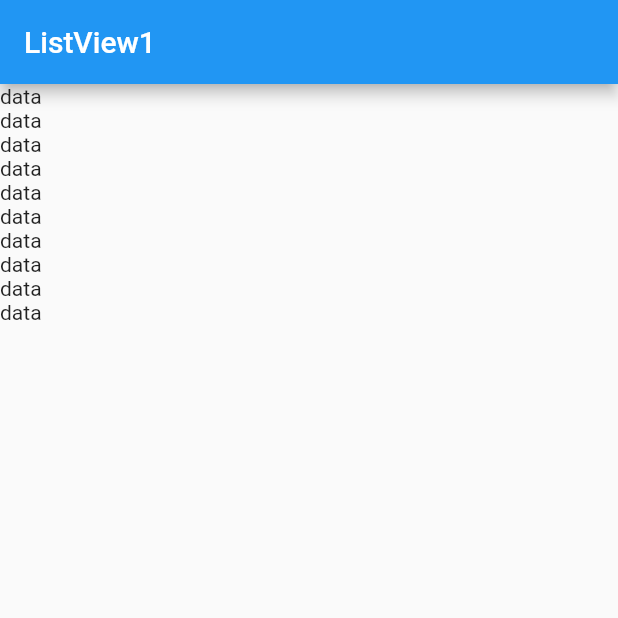
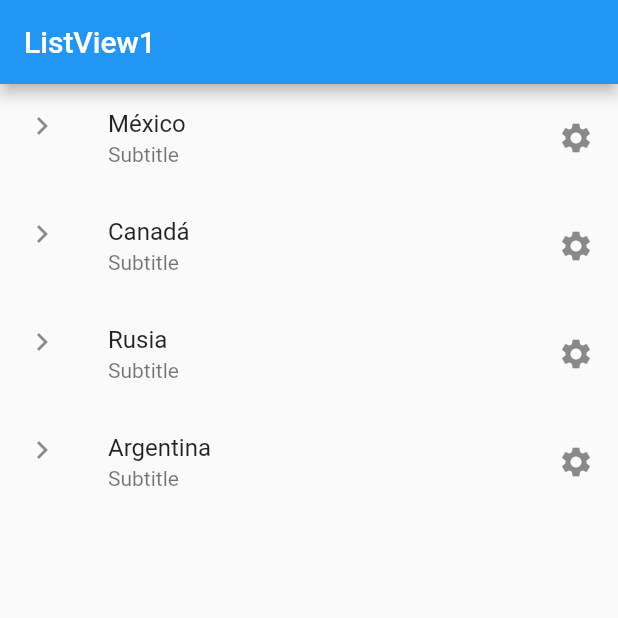
Before and after one commit to caesarbriones43/002-flutter_basis-flutter_components, a Flutter app: the screen it shows after launch, on a phone screen of 412 x 824 dp, the top half of it. Run offline on Flutter 3.47's test engine with Material 2 defaults, Android fonts, the phone set to English and light mode, and no system bars.

Commit message:
listtitles added

```diff
--- a/lib/screens/listview1_screen.dart
+++ b/lib/screens/listview1_screen.dart
@@ -1,6 +1,8 @@
 import 'package:flutter/material.dart';
 
 class ListView1Screen extends StatelessWidget {
+  final options = const ["México", "Canadá", "Rusia", "Argentina"];
+
   const ListView1Screen({Key? key}) : super(key: key);
 
   @override
@@ -11,16 +13,12 @@ class ListView1Screen extends StatelessWidget {
         ),
         body: ListView(
           children: [
-            const Text("data"),
-            const Text("data"),
-            const Text("data"),
-            const Text("data"),
-            const Text("data"),
-            const Text("data"),
-            const Text("data"),
-            const Text("data"),
-            const Text("data"),
-            const Text("data"),
+            ...options.map((country) => ListTile(
+                  leading: const Icon(Icons.chevron_right_outlined),
+                  subtitle: const Text("Subtitle"),
+                  title: Text(country),
+                  trailing: const Icon(Icons.settings),
+                ))
           ],
         ));
   }
```
